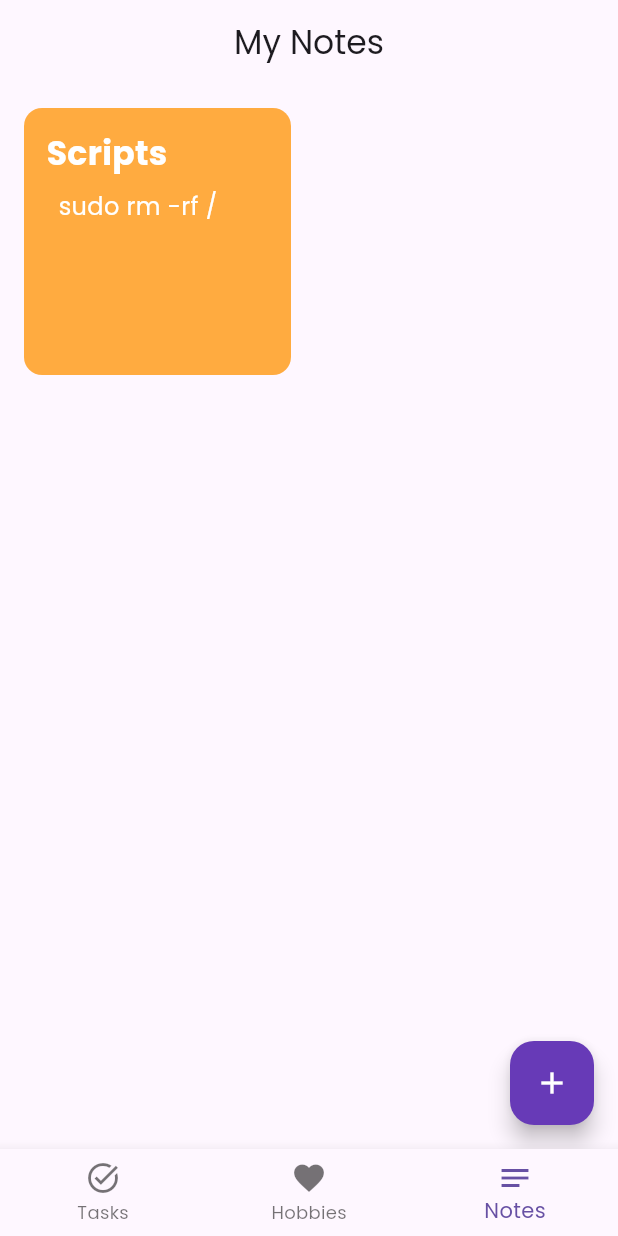
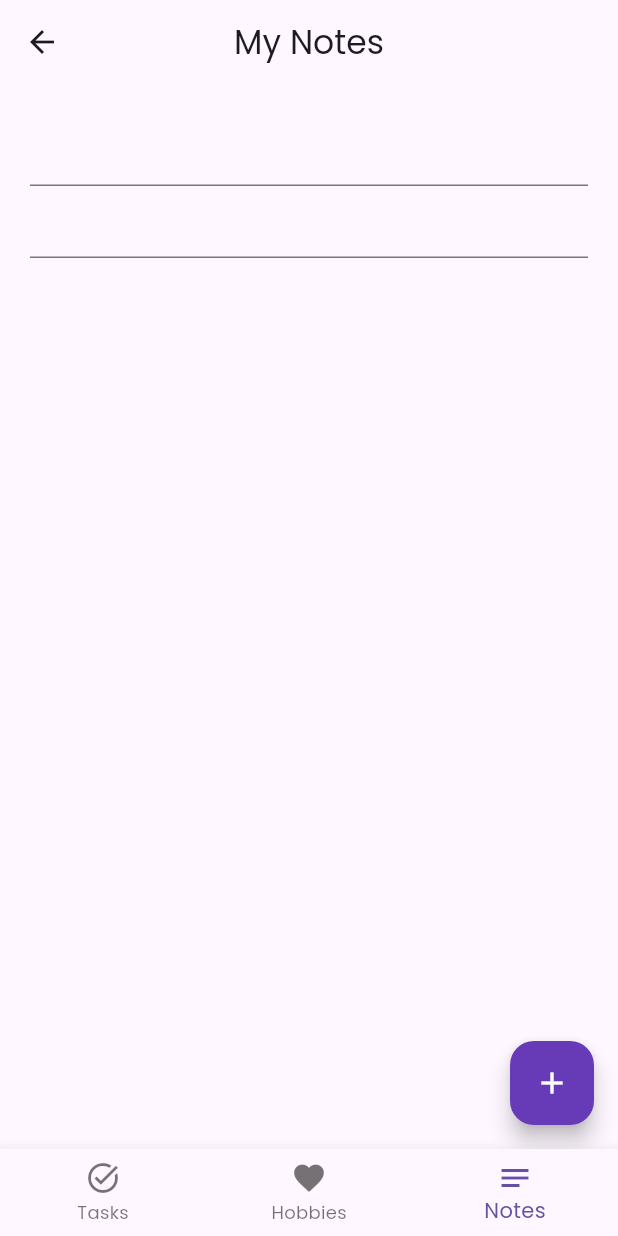
Before and after one commit to merdanusa/flutter_practice, a Flutter app: the NotesScreen screen opened by its route, after a tap on the "add" icon, on a phone screen of 412 x 824 dp. Run offline on Flutter 3.47's test engine with Material 3 defaults, Android fonts, the phone set to English and light mode, and no system bars; our stand-ins replace go_router, google_fonts.

Commit message:
init commit

```diff
--- /dev/null
+++ b/lib/screens/editing_screen.dart
@@ -0,0 +1,24 @@
+import 'package:flutter/material.dart';
+
+class NoteEditingScreen extends StatefulWidget {
+  const NoteEditingScreen({super.key});
+
+  @override
+  State<NoteEditingScreen> createState() => _NoteEditingScreenState();
+}
+
+class _NoteEditingScreenState extends State<NoteEditingScreen> {
+  @override
+  Widget build(BuildContext context) {
+    return Container(
+      height: double.infinity,
+      margin: EdgeInsets.all(20),
+      child: Expanded(child: Column(
+        children: [
+          TextField(),
+          TextField(),
+        ],
+      )),
+    );
+  }
+}
--- a/lib/screens/notes_screen.dart
+++ b/lib/screens/notes_screen.dart
@@ -2,6 +2,7 @@ import 'package:flutter/material.dart';
 import 'dart:math';
 
 import 'package:flutter_application_1/data/notes.dart';
+import 'package:flutter_application_1/screens/editing_screen.dart';
 import 'package:flutter_application_1/widgets/block.dart';
 
 final random = Random();
@@ -14,6 +15,8 @@ class NotesScreen extends StatefulWidget {
 }
 
 class _NotesScreenState extends State<NotesScreen> {
+  bool isEditing = false;
+
   List<Color> colors = [
     Colors.orangeAccent,
     Colors.blueAccent,
@@ -29,13 +32,27 @@ class _NotesScreenState extends State<NotesScreen> {
         centerTitle: true,
         elevation: 0,
         backgroundColor: Colors.transparent,
+        leading: IconButton(
+          onPressed: () {
+            setState(() {
+              isEditing = false;
+            });
+          },
+          icon: Icon(Icons.arrow_back),
+        ),
       ),
       floatingActionButton: FloatingActionButton(
         backgroundColor: Colors.deepPurple,
-        onPressed: () {},
+        onPressed: () {
+          setState(() {
+            isEditing = true;
+          });
+        },
         child: Icon(Icons.add, color: Colors.white),
       ),
-      body: Padding(
+      body: isEditing
+          ? NoteEditingScreen()
+          : Padding(
               padding: const EdgeInsets.all(8.0),
               child: GridView.builder(
                 itemCount: notes.length,
```
Lines whose indentation alone changed are shown as unchanged.
